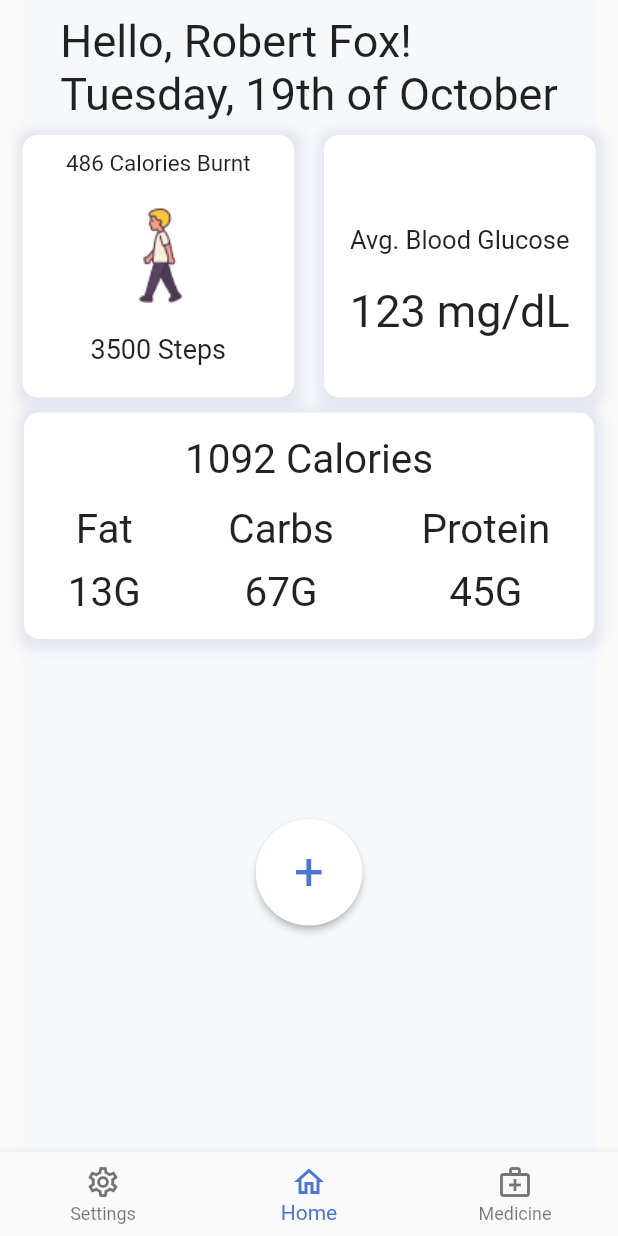
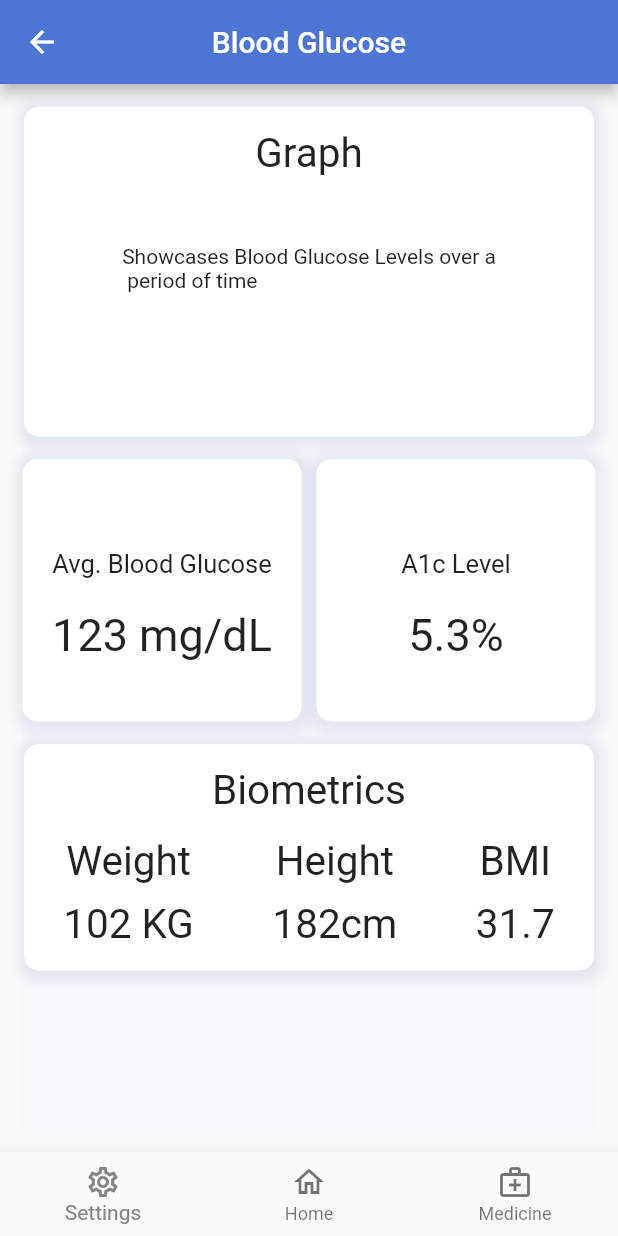
Before and after one commit to 8BallAhmed/GraduationProject, a Flutter app: the screen it shows after launch, after a tap on "Avg. Blood Glucose", on a phone screen of 412 x 824 dp. Run offline on Flutter 3.47's test engine with Material 2 defaults, Android fonts, the phone set to English and light mode, and no system bars.

Commit message:
feat: completed the Blood Glucose page

```diff
--- /dev/null
+++ b/Mobile-app/lib/BloodGlucose.dart
@@ -0,0 +1,256 @@
+import 'package:flutter/material.dart';
+
+class BloodGlucose extends StatefulWidget {
+  BloodGlucose({Key? key}) : super(key: key);
+
+  @override
+  State<BloodGlucose> createState() => _BloodGlucoseState();
+}
+
+class _BloodGlucoseState extends State<BloodGlucose> {
+  @override
+  Widget build(BuildContext context) {
+    return Scaffold(
+      appBar: AppBar(
+        title: Text("Blood Glucose"),
+        centerTitle: true,
+        backgroundColor: Color(0xFF4C75D4),
+      ),
+      body: SafeArea(
+        child: Container(
+          margin: EdgeInsets.all(15),
+          color: Color(0XFFF6F8FB),
+          child: Column(
+            children: [
+              Flexible(
+                flex: 1,
+                fit: FlexFit.loose,
+                child: Container(
+                  width: 380,
+                  height: 220,
+                  decoration: BoxDecoration(
+                      boxShadow: [
+                        BoxShadow(
+                            color: Color(0xFF101E73).withOpacity(0.08),
+                            spreadRadius: 5,
+                            blurRadius: 6,
+                            offset: Offset(1.0, 2.0))
+                      ],
+                      borderRadius: BorderRadius.circular(10),
+                      color: Colors.white),
+                  child: Container(
+                    width: double.infinity,
+                    child: Column(children: [
+                      Container(
+                        margin: EdgeInsets.symmetric(vertical: 15),
+                        child: Text(
+                          "Graph",
+                          style: TextStyle(fontSize: 27),
+                        ),
+                      ),
+                      SizedBox(
+                        height: 30,
+                      ),
+                      Text(
+                          "Showcases Blood Glucose Levels over a\n period of time")
+                    ]),
+                  ),
+                ),
+              ),
+
+/////////
+              SizedBox(
+                height: 15,
+              ),
+
+              Container(
+                child: Row(
+                  children: [
+                    Flexible(
+                      flex: 1,
+                      fit: FlexFit.tight,
+                      child: Container(
+                        height: 175,
+                        decoration: BoxDecoration(
+                          boxShadow: [
+                            BoxShadow(
+                                color: Color(0xFF101E73).withOpacity(0.08),
+                                spreadRadius: 5,
+                                blurRadius: 6,
+                                offset: Offset(1.0, 2.0))
+                          ],
+                          borderRadius: BorderRadius.circular(10),
+                          color: Colors.white,
+                        ),
+                        child: Container(
+                          padding: EdgeInsets.only(top: 60),
+                          child: Column(
+                            children: [
+                              Text(
+                                "Avg. Blood Glucose",
+                                style: TextStyle(fontSize: 17),
+                              ),
+                              SizedBox(
+                                height: 20,
+                              ),
+                              Text("123 mg/dL", style: TextStyle(fontSize: 30))
+                            ],
+                          ),
+                        ),
+                      ),
+                    ),
+                    SizedBox(
+                      width: 10,
+                    ),
+                    Flexible(
+                      flex: 1,
+                      fit: FlexFit.tight,
+                      child: Container(
+                        height: 175,
+                        decoration: BoxDecoration(
+                          boxShadow: [
+                            BoxShadow(
+                                color: Color(0xFF101E73).withOpacity(0.08),
+                                spreadRadius: 5,
+                                blurRadius: 6,
+                                offset: Offset(1.0, 2.0))
+                          ],
+                          borderRadius: BorderRadius.circular(10),
+                          color: Colors.white,
+                        ),
+                        child: Container(
+                          padding: EdgeInsets.only(top: 60),
+                          child: Column(
+                            children: [
+                              Text(
+                                "A1c Level",
+                                style: TextStyle(fontSize: 17),
+                              ),
+                              SizedBox(
+                                height: 20,
+                              ),
+                              Text("5.3%", style: TextStyle(fontSize: 30))
+                            ],
+                          ),
+                        ),
+                      ),
+                    ),
+                  ],
+                ),
+              ),
+
+              ///
+              ///
+              ///
+              ///
+
+              SizedBox(
+                height: 15,
+              ),
+              Flexible(
+                flex: 1,
+                fit: FlexFit.loose,
+                child: Container(
+                  width: 380,
+                  height: 151,
+                  decoration: BoxDecoration(
+                      boxShadow: [
+                        BoxShadow(
+                            color: Color(0xFF101E73).withOpacity(0.08),
+                            spreadRadius: 5,
+                            blurRadius: 6,
+                            offset: Offset(1.0, 2.0))
+                      ],
+                      borderRadius: BorderRadius.circular(10),
+                      color: Colors.white),
+                  child: Container(
+                    width: double.infinity,
+                    child: Column(
+                      children: [
+                        Row(
+                          mainAxisAlignment: MainAxisAlignment.center,
+                          children: [
+                            Container(
+                              margin: EdgeInsets.symmetric(vertical: 15),
+                              child: Text(
+                                "Biometrics",
+                                style: TextStyle(fontSize: 27),
+                              ),
+                            ),
+                            SizedBox(
+                              height: 30,
+                            ),
+                          ],
+                        ),
+                        Row(
+                          mainAxisAlignment: MainAxisAlignment.spaceAround,
+                          children: [
+                            Column(
+                              children: [
+                                Text("Weight", style: TextStyle(fontSize: 27)),
+                                SizedBox(
+                                  height: 10,
+                                ),
+                                Text("102 KG", style: TextStyle(fontSize: 27))
+                              ],
+                            ),
+                            Column(
+                              children: [
+                                Text("Height", style: TextStyle(fontSize: 27)),
+                                SizedBox(
+                                  height: 10,
+                                ),
+                                Text("182cm", style: TextStyle(fontSize: 27))
+                              ],
+                            ),
+                            Column(
+                              children: [
+                                Text("BMI", style: TextStyle(fontSize: 27)),
+                                SizedBox(
+                                  height: 10,
+                                ),
+                                Text("31.7", style: TextStyle(fontSize: 27))
+                              ],
+                            ),
+                          ],
+                        )
+                      ],
+                    ),
+                  ),
+                ),
+              ),
+            ],
+          ),
+        ),
+      ),
+      bottomNavigationBar: BottomNavigationBar(
+        currentIndex: 0,
+        onTap: (value) {
+          if (value == 1) {
+            Navigator.of(context).pushReplacementNamed("Home");
+          }
+        },
+        selectedItemColor: Color(0xFF858585),
+        items: [
+          BottomNavigationBarItem(
+            icon: Icon(
+              Icons.settings_outlined,
+            ),
+            title: Text('Settings'),
+          ),
+          BottomNavigationBarItem(
+            icon: new Icon(
+              Icons.home_outlined,
+            ),
+            title: new Text(
+              'Home',
+            ),
+          ),
+          BottomNavigationBarItem(
+              icon: Icon(Icons.medical_services_outlined),
+              title: Text('Medicine'))
+        ],
+      ),
+    );
+  }
+}
--- a/Mobile-app/lib/Home.dart
+++ b/Mobile-app/lib/Home.dart
@@ -1,4 +1,5 @@
 import 'package:flutter/material.dart';
+import 'package:graduationproject1/BloodGlucose.dart';
 import 'constants.dart';
 
 class Home extends StatefulWidget {
@@ -49,7 +50,9 @@ class _HomeState extends State<Home> {
                               color: Colors.white,
                             ),
                             child: InkWell(
-                              onTap: () {},
+                              onTap: () {
+                                Navigator.of(context).pushNamed("Exercise");
+                              },
                               child: Container(
                                 padding: EdgeInsets.all(10),
                                 child: Column(
@@ -91,7 +94,9 @@ class _HomeState extends State<Home> {
                               color: Colors.white,
                             ),
                             child: InkWell(
-                              onTap: () {},
+                              onTap: () {
+                                Navigator.of(context).pushNamed("BloodGlucose");
+                              },
                               child: Container(
                                 padding: EdgeInsets.only(top: 60),
                                 child: Column(
@@ -117,7 +122,9 @@ class _HomeState extends State<Home> {
                   SizedBox(
                     height: 10,
                   ),
-                  Flexible(
+                  InkWell(
+                    onTap: () {},
+                    child: Flexible(
                       flex: 1,
                       fit: FlexFit.loose,
                       child: Container(
@@ -133,8 +140,6 @@ class _HomeState extends State<Home> {
                             ],
                             borderRadius: BorderRadius.circular(10),
                             color: Colors.white),
-                      child: InkWell(
-                        onTap: () {},
                         child: Container(
                           width: double.infinity,
                           child: Column(
--- a/Mobile-app/lib/main.dart
+++ b/Mobile-app/lib/main.dart
@@ -1,5 +1,8 @@
 import 'package:flutter/material.dart';
+import 'package:graduationproject1/BloodGlucose.dart';
+import 'package:graduationproject1/Exercise.dart';
 import 'Home.dart';
+import 'BloodGlucose.dart';
 
 void main() {
   runApp(MyApp());
@@ -11,6 +14,11 @@ class MyApp extends StatelessWidget {
     return MaterialApp(
       debugShowCheckedModeBanner: false,
       home: Home(),
+      routes: {
+        "BloodGlucose": (context) => BloodGlucose(),
+        "Home": (context) => Home(),
+        "Exercise": (context) => Exercise()
+      },
     );
   }
 }
```
Lines whose indentation alone changed are shown as unchanged.
